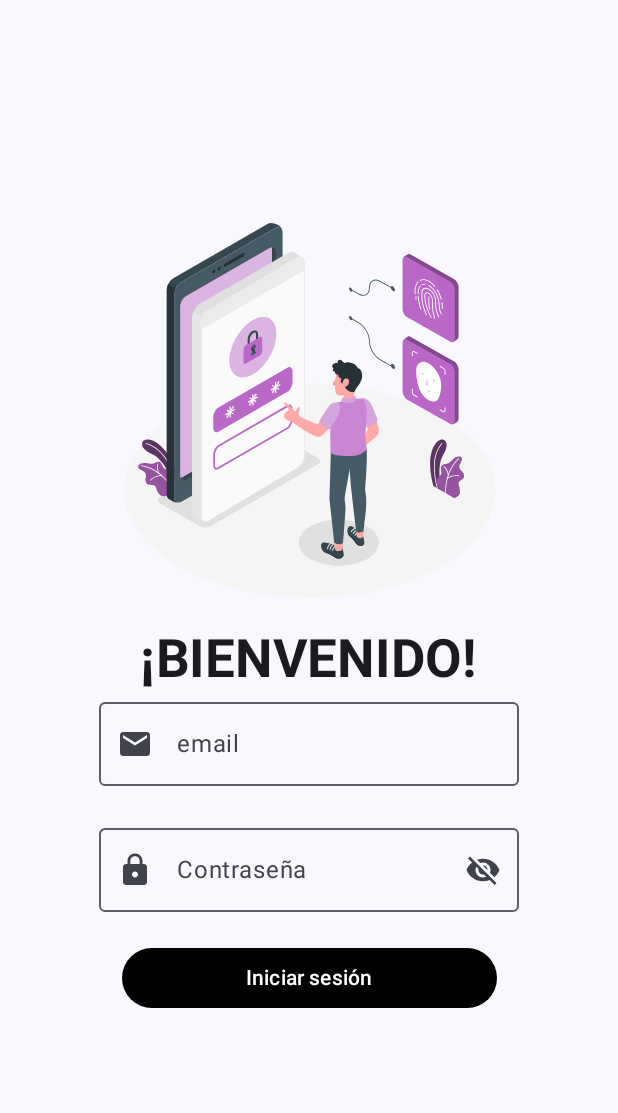
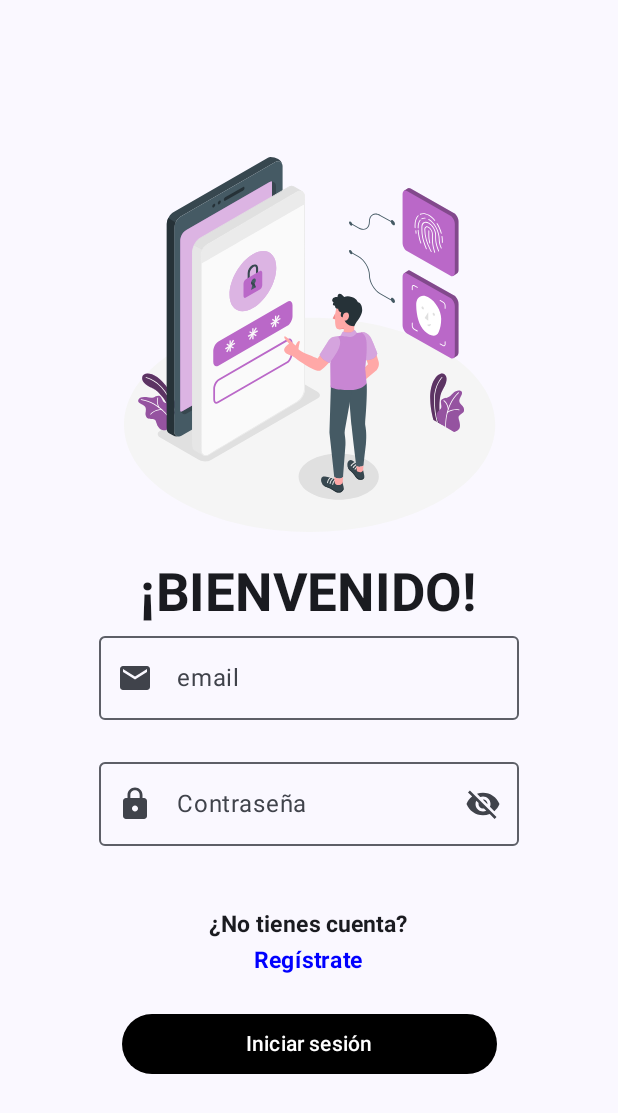
Before and after one commit to maestro484/study-connect, an Android app built with Jetpack Compose: the SIGN_IN screen opened through its navigation route, on a phone screen of 412 x 824 dp. Shown: the top 1113 px of the screen. Run offline under Robolectric (Android 15) with nearby library versions, the phone set to English and light mode, and no system bars.

Commit message:
implementacion en el manifest, tambien como actividad inicial. Pusimos inicio de sesión, registro y cerrar sesión

```diff
--- a/app/src/main/java/com/iegm/studyconnect/MainActivity.kt
+++ b/app/src/main/java/com/iegm/studyconnect/MainActivity.kt
@@ -81,6 +81,7 @@ fun abrirPeriodoFragment() {
 
     }
 
+
     /* fun abrirApunteFragment() {
    val apunteFragment: ApunteFragment = ApunteFragment()
    supportFragmentManager.beginTransaction().add(R.id.root_layout, apunteFragment)
--- a/app/src/main/java/com/iegm/studyconnect/ui/AppNavHost.kt
+++ b/app/src/main/java/com/iegm/studyconnect/ui/AppNavHost.kt
@@ -1,7 +1,13 @@
 package com.iegm.studyconnect.ui
 
+import androidx.compose.foundation.clickable
+import androidx.compose.foundation.layout.fillMaxSize
+import androidx.compose.material3.Text
 import androidx.compose.runtime.Composable
 import androidx.compose.ui.Modifier
+import androidx.compose.ui.graphics.Color
+import androidx.compose.ui.text.font.FontWeight
+import androidx.compose.ui.unit.sp
 import androidx.navigation.NavHostController
 import androidx.navigation.compose.NavHost
 import androidx.navigation.compose.composable
@@ -32,3 +38,14 @@ fun AppNavHost(
         }
     }
 }
+fun LoginScreen(navController: NavHostController) {
+    Text(
+        text = "Regístrate",
+        fontSize = 15.sp,
+        color = Color.Blue,
+        fontWeight = FontWeight.Bold,
+        modifier = Modifier
+            .fillMaxSize()
+            .clickable { navController.navigate(NavigationItem.SignUp.route) }
+    )
+}
--- a/app/src/main/java/com/iegm/studyconnect/ui/fragments/screens/SignInScreen.kt
+++ b/app/src/main/java/com/iegm/studyconnect/ui/fragments/screens/SignInScreen.kt
@@ -1,11 +1,14 @@
 package com.iegm.studyconnect.ui.fragments.screens
 
 import androidx.compose.foundation.Image
+import androidx.compose.foundation.clickable
 import androidx.compose.foundation.layout.Arrangement
 import androidx.compose.foundation.layout.Column
+import androidx.compose.foundation.layout.Row
 import androidx.compose.foundation.layout.Spacer
 import androidx.compose.foundation.layout.fillMaxSize
 import androidx.compose.foundation.layout.height
+import androidx.compose.foundation.layout.padding
 import androidx.compose.foundation.layout.size
 import androidx.compose.foundation.layout.width
 import androidx.compose.foundation.text.KeyboardOptions
@@ -28,6 +31,7 @@ import androidx.compose.runtime.setValue
 import androidx.compose.ui.Alignment
 import androidx.compose.ui.Modifier
 import androidx.compose.ui.graphics.Color
+import androidx.compose.ui.res.colorResource
 import androidx.compose.ui.res.painterResource
 import androidx.compose.ui.text.font.FontWeight
 import androidx.compose.ui.text.input.KeyboardType
@@ -47,6 +51,7 @@ fun SignInScreen() {
         horizontalAlignment = Alignment.CenterHorizontally,
         verticalArrangement = Arrangement.Center
     ) {
+
         Image(
             modifier = Modifier.size(250.dp),
             painter = painterResource(id = R.drawable.login_image),
@@ -122,10 +127,21 @@ fun SignInScreen() {
                 }
             }
         )
+
         Spacer(modifier = Modifier.height(20.dp))
+        Row(
+            horizontalArrangement = Arrangement.Center,
+            verticalAlignment = Alignment.CenterVertically
+
+        ) {
 
 
+        }
+        Spacer(modifier = Modifier.height(20.dp))
+        Text(text = "¿No tienes cuenta?", fontSize = 15.sp, fontWeight = FontWeight.Bold)
+        Text(text = "Regístrate", fontSize = 15.sp, color = Color.Blue, fontWeight = FontWeight.Bold)
 
+        Spacer(modifier = Modifier.height(20.dp))
         Button(modifier = Modifier.width(250.dp),
             colors = ButtonDefaults.buttonColors(Color.Black),
             onClick = { /*TODO*/ }) {
--- a/app/src/main/java/com/iegm/studyconnect/ui/fragments/screens/SingUpScreen.kt
+++ b/app/src/main/java/com/iegm/studyconnect/ui/fragments/screens/SingUpScreen.kt
@@ -45,6 +45,7 @@ fun SignUpScreen() {
         verticalArrangement = Arrangement.Center
     ) {
         Text(text = "Regístrate", fontSize = 35.sp, fontWeight = FontWeight.Bold)
+
 
         var nombre by remember {
             mutableStateOf("")
@@ -129,6 +130,10 @@ fun SignUpScreen() {
             }
         )
         Spacer(modifier = Modifier.height(20.dp))
+        Text(text = "¿Ya tienes cuenta?", fontSize = 15.sp, fontWeight = FontWeight.Bold)
+        Text(text = "Inicia sesión", fontSize = 15.sp, color = Color.Blue, fontWeight = FontWeight.Bold)
+
+        Spacer(modifier = Modifier.height(20.dp))
 
         Button(modifier = Modifier.width(250.dp),
             colors = ButtonDefaults.buttonColors(Color.Black),
--- a/app/src/main/res/drawable/shape_background.xml
+++ b/app/src/main/res/drawable/shape_background.xml
@@ -2,8 +2,7 @@
 <shape
     android:shape="rectangle"
     xmlns:android="http://schemas.android.com/apk/res/android">
-<solid android:color="@color/white" />
-    <stroke android:color="@color/purple" android:width="3dp"/>
+<solid android:color="@color/gris" />
     <corners android:radius="25dp"
         />
 
--- a/app/src/main/res/values/colors.xml
+++ b/app/src/main/res/values/colors.xml
@@ -5,6 +5,6 @@
     <color name="white">#A084A5</color>
     <color name="black">#000000</color>
     <color name="red">#FE0000</color>
-
+<color name="gris">#494745</color>
 
 </resources>
```
Also changed, not shown: app/src/main/java/com/iegm/studyconnect/ui/LoginViewModel.kt (deleted, +0 -40 lines), app/src/main/java/com/iegm/studyconnect/ui/StudyConnectLoginV.kt (deleted, +0 -21 lines).
